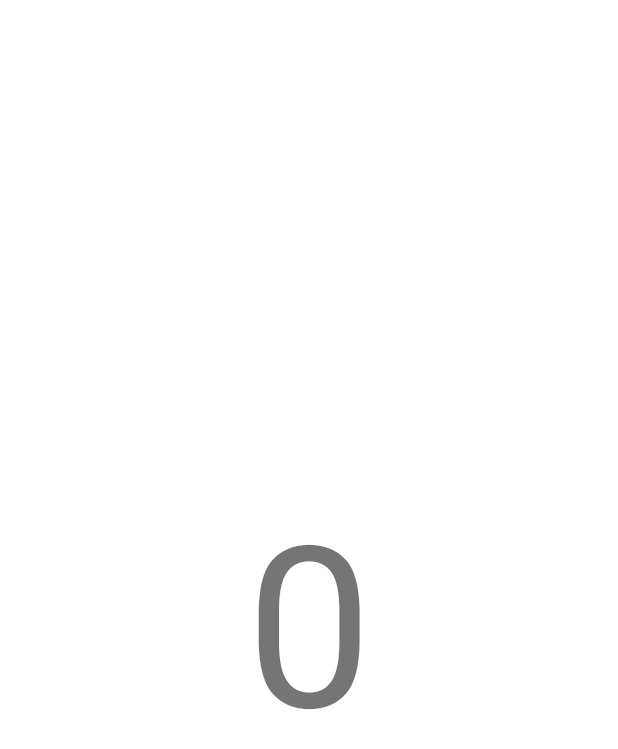
After one commit to tatiana-ty/Andersen, an Android app: the layout activity_result.xml on its own in the app's theme, with its tools: preview values and no code run, on a phone screen of 412 x 824 dp. The commit adds this screen. Shown: the top 749 px of the screen. Run offline under Robolectric (Android 15) with nearby library versions, the phone set to English and light mode, and no system bars.

Commit message:
Homework 2: - Added crow counter + onSaveInstanceState() and onRestoreInstanceState() methods - Added result activity which displays counter result

```diff
--- a/app/src/main/AndroidManifest.xml
+++ b/app/src/main/AndroidManifest.xml
@@ -16,6 +16,7 @@
                 <category android:name="android.intent.category.LAUNCHER" />
             </intent-filter>
         </activity>
+        <activity android:name=".ResultActivity"/>
     </application>
 
 </manifest>
--- /dev/null
+++ b/app/src/main/res/layout/activity_result.xml
@@ -0,0 +1,19 @@
+<?xml version="1.0" encoding="utf-8"?>
+<androidx.constraintlayout.widget.ConstraintLayout
+    xmlns:android="http://schemas.android.com/apk/res/android"
+    xmlns:app="http://schemas.android.com/apk/res-auto"
+    android:layout_width="match_parent"
+    android:layout_height="match_parent">
+
+    <TextView
+        android:id="@+id/text_result"
+        android:layout_width="wrap_content"
+        android:layout_height="wrap_content"
+        android:text="@string/counter"
+        android:textSize="150sp"
+        app:layout_constraintBottom_toBottomOf="parent"
+        app:layout_constraintLeft_toLeftOf="parent"
+        app:layout_constraintRight_toRightOf="parent"
+        app:layout_constraintTop_toTopOf="parent" />
+
+</androidx.constraintlayout.widget.ConstraintLayout>
--- a/app/src/main/res/values/strings.xml
+++ b/app/src/main/res/values/strings.xml
@@ -1,3 +1,7 @@
 <resources>
     <string name="app_name">Andersen</string>
+    <string name="counter">0</string>
+    <string name="plus">+</string>
+    <string name="minus">-</string>
+    <string name="result">result</string>
 </resources>
```
Also changed, not shown: app/src/main/java/com/andersenlab/andersen/MainActivity.kt (+38 -5 lines), app/src/main/java/com/andersenlab/andersen/ResultActivity.kt (added, +19 -0 lines), app/src/main/res/layout/activity_main.xml (+33 -2 lines).
